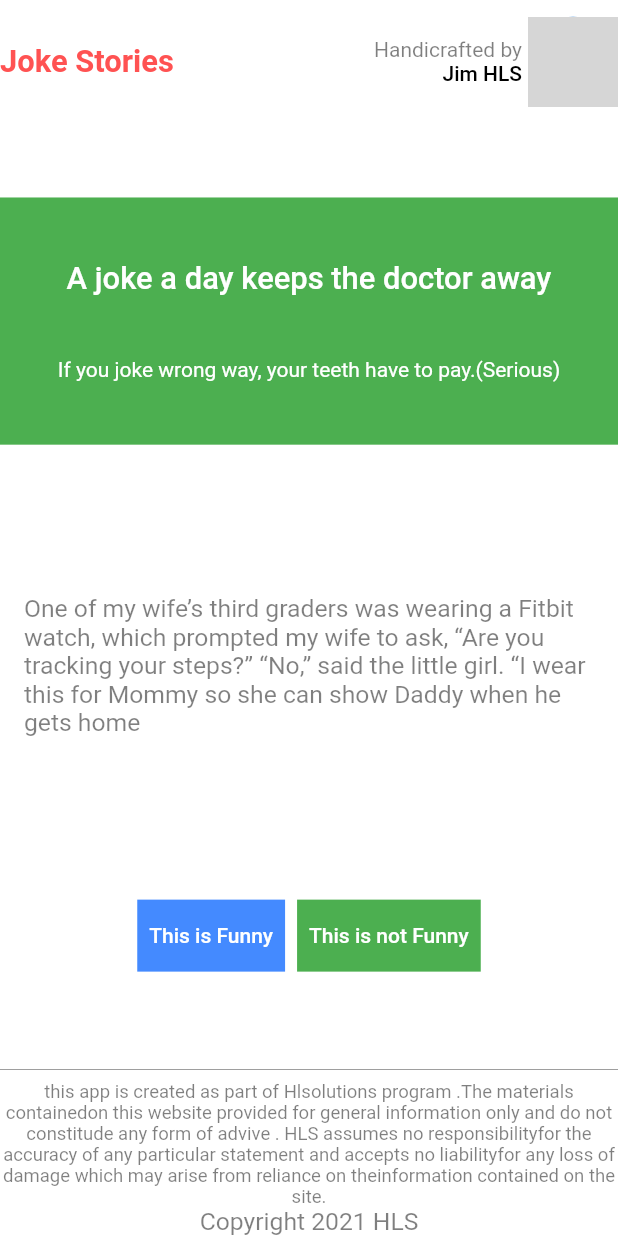
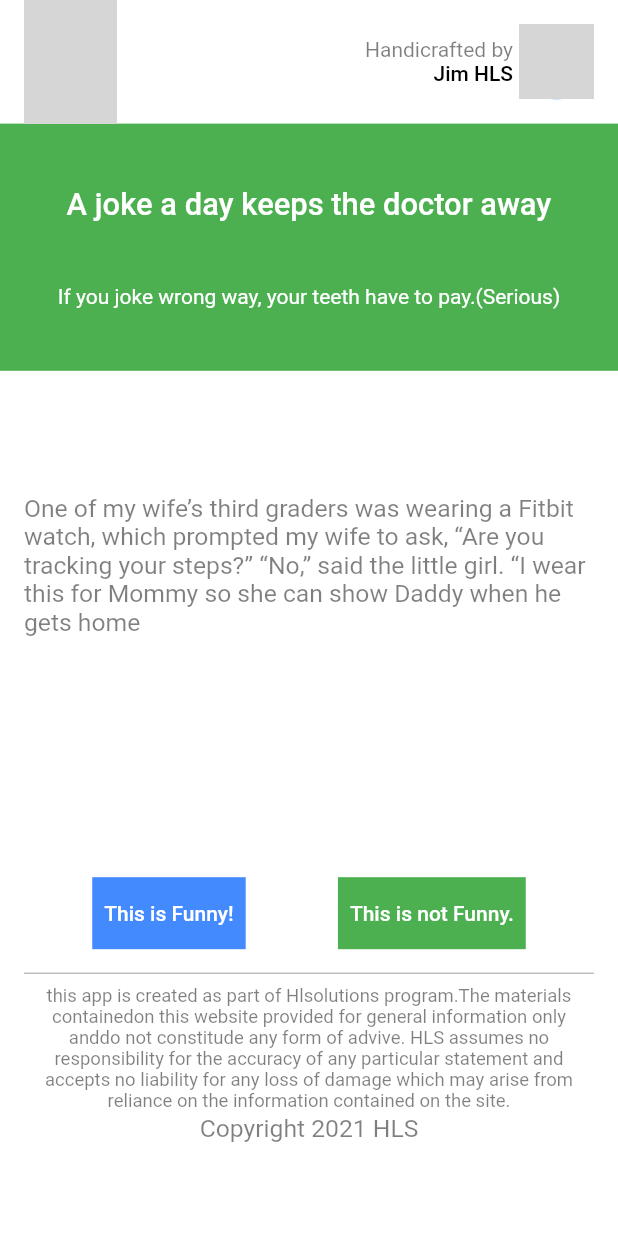
Before and after one commit to Jack2809/Joke_Stories, a Flutter app: the screen it shows after launch, on a phone screen of 412 x 824 dp. Run offline on Flutter 3.47's test engine with Material 2 defaults, Android fonts, the light colour scheme and no system bars; our stand-ins replace equatable, flutter_bloc, shared_preferences; network calls fail; grey boxes are pictures that could not be loaded.

Commit message:
latest update UI

```diff
--- a/lib/UI/joke_page.dart
+++ b/lib/UI/joke_page.dart
@@ -1,10 +1,7 @@
-import 'dart:developer';
-
 import 'package:flutter/material.dart';
 import 'package:flutter_bloc/flutter_bloc.dart';
 import 'package:joke_story/Bloc/joke_bloc/joke_event.dart';
 import 'package:joke_story/Bloc/joke_bloc/joke_state.dart';
-import 'package:joke_story/Shared_reference/storage.dart';
 import 'package:joke_story/UI/joke_page_component/copy_right.dart';
 import 'package:joke_story/UI/joke_page_component/navbar.dart';
 import 'package:joke_story/UI/joke_page_component/slogan.dart';
@@ -52,39 +49,37 @@ class _JokePageState extends State<JokePage> {
       child: Scaffold(
         backgroundColor: Colors.white,
         body: Column(
-          mainAxisAlignment: MainAxisAlignment.spaceBetween,
+
           children: <Widget>[
             MyNavigationBar(),
             MySlogan(),
             Padding(
-              padding: const EdgeInsets.all(16.0),
+              padding:  EdgeInsets.fromLTRB(16.0, size.height * 0.1, 16.0,0),
               child: BlocBuilder<JokeBloc, JokeState>(
                 builder: (context, state) {
                   if (state is LoadingJoke) {
                     return SizedBox(
-                      height: size.height * 0.2,
+                      height: size.height * 0.3,
                       child: const Center(child: CircularProgressIndicator()),
                     );
                   } else if (state is LoadedJoke) {
                     jokeId = state.joke.id;
                     return Container(
                       constraints: BoxConstraints(
-                        minHeight: size.height * 0.2,
+                        minHeight: size.height * 0.3,
                       ),
                       width: size.width,
-                      child: Center(
-                        child: Text(
-                          state.joke.jokeContent,
-                          style: TextStyle(
-                              color: Colors.black.withOpacity(0.5),
-                              fontSize: size.width * 0.04),
-                        ),
+                      child: Text(
+                        state.joke.jokeContent,
+                        style: TextStyle(
+                            color: Colors.black.withOpacity(0.5),
+                            fontSize: size.width * 0.04),
                       ),
                     );
                   } else if (state is OutOfJoke) {
                     return Container(
                       constraints: BoxConstraints(
-                        minHeight: size.height * 0.2,
+                        minHeight: size.height * 0.30,
                       ),
                       width: size.width,
                       child: Center(
--- a/lib/UI/joke_page_component/button_bar.dart
+++ b/lib/UI/joke_page_component/button_bar.dart
@@ -15,14 +15,14 @@ class _MyButtonBarState extends State<MyButtonBar> {
   Widget build(BuildContext context) {
     Size size = MediaQuery.of(context).size;
     return ButtonBar(
-      alignment: MainAxisAlignment.center,
+      alignment: MainAxisAlignment.spaceEvenly,
       children: [
         Container(
           decoration: BoxDecoration(color: Colors.blueAccent),
           child: TextButton(
               onPressed: widget.likeJoke,
               child: Text(
-                'This is Funny',
+                'This is Funny!',
                 style: TextStyle(color: Colors.white),
               )),
         ),
@@ -31,7 +31,7 @@ class _MyButtonBarState extends State<MyButtonBar> {
           child: TextButton(
               onPressed: widget.dislikeJoke,
               child: Text(
-                'This is not Funny',
+                'This is not Funny.',
                 style: TextStyle(color: Colors.white),
               )),
         ),
--- a/lib/UI/joke_page_component/copy_right.dart
+++ b/lib/UI/joke_page_component/copy_right.dart
@@ -6,8 +6,11 @@ class CopyRight extends StatelessWidget {
   @override
   Widget build(BuildContext context) {
     Size size = MediaQuery.of(context).size;
-    return Column(
+    return Padding(
+      padding: const EdgeInsets.only(left:16.0,right: 16.0),
+      child: Column(
         mainAxisAlignment: MainAxisAlignment.end,
+        crossAxisAlignment: CrossAxisAlignment.start,
         children: [
           Divider(
             color: Colors.grey,
@@ -16,30 +19,32 @@ class CopyRight extends StatelessWidget {
             constraints: BoxConstraints(
             ),
             width: size.width,
-          child: Center(
             child: Text(
-              'this app is created as part of Hlsolutions program .The materials contained'
-                  'on this website provided for general information only and '
-                  'do not constitude any form of advive . HLS assumes no responsibility'
-                  'for the accuracy of any particular statement and accepts no liability'
-                  'for any loss of damage which may arise from reliance on the'
-                  'information contained on the site.',
+              'this app is created as part of Hlsolutions program.The materials contained'
+              'on this website provided for general information only and'
+              'do not constitude any form of advive. HLS assumes no responsibility'
+              ' for the accuracy of any particular statement and accepts no liability'
+              ' for any loss of damage which may arise from reliance on the'
+              ' information contained on the site.',
               style: TextStyle(
                   color: Colors.black.withOpacity(0.5),
                   fontSize: size.width * 0.03),
               textAlign: TextAlign.center,
             ),
           ),
-        ),
 
-        Center(
+          Padding(
+            padding: const EdgeInsets.only(top:2.0),
+            child: Center(
               child: Text('Copyright 2021 HLS',
                 style: TextStyle(
                     color: Colors.black.withOpacity(0.5),
                     fontSize: size.width * 0.04),
               ),
+            ),
           )
         ],
+      ),
     );
   }
 }
--- a/lib/UI/joke_page_component/navbar.dart
+++ b/lib/UI/joke_page_component/navbar.dart
@@ -4,22 +4,26 @@ class MyNavigationBar extends StatelessWidget {
   @override
   Widget build(BuildContext context) {
     Size size = MediaQuery.of(context).size;
-    return SizedBox(
+    return Padding(
+      padding: const EdgeInsets.only(left:16.0 ,right: 16.0),
+      child: SizedBox(
           height: size.height * 0.1,
           width: size.width,
           child: Row(
             crossAxisAlignment: CrossAxisAlignment.center,
             children: [
-            Expanded(
-              flex: 2,
-              child: Text(
-                'Joke Stories',
-                style: TextStyle(
-                    color: Colors.redAccent,
-                    fontWeight: FontWeight.bold,
-                    fontSize: size.width * 0.05),
+              Container(
+                height: size.height * 0.1,
+                width:  size.width * 0.15 ,
+                decoration: BoxDecoration(
+                  image: DecorationImage(
+                    image: NetworkImage('https://static.ybox.vn/2021/10/3/1634082002072-Thi%E1%BA%BFt%20k%E1%BA%BF%20kh%C3%B4ng%20t%C3%AAn%20(27).png',
+                    ),
+                    fit: BoxFit.fitHeight,
+                  )
                 ),
               ),
+              Spacer(),
               Padding(
                 padding: const EdgeInsets.only(right: 4.0),
                 child: SizedBox(
@@ -46,9 +50,10 @@ class MyNavigationBar extends StatelessWidget {
               const CircleAvatar(
                 backgroundImage: NetworkImage(
                     'https://media.contentapi.ea.com/content/dam/legacy/ea/www-pvzgw2/news/2016/march/PVZGW2-stuffy-sunflower-March22-web.jpg.adapt.crop16x9.575p.jpg'),
-              radius: 30,
+                radius: 25,
               ),
             ],
-        ));
+          )),
+    );
   }
 }
```
Lines whose indentation alone changed are shown as unchanged.
